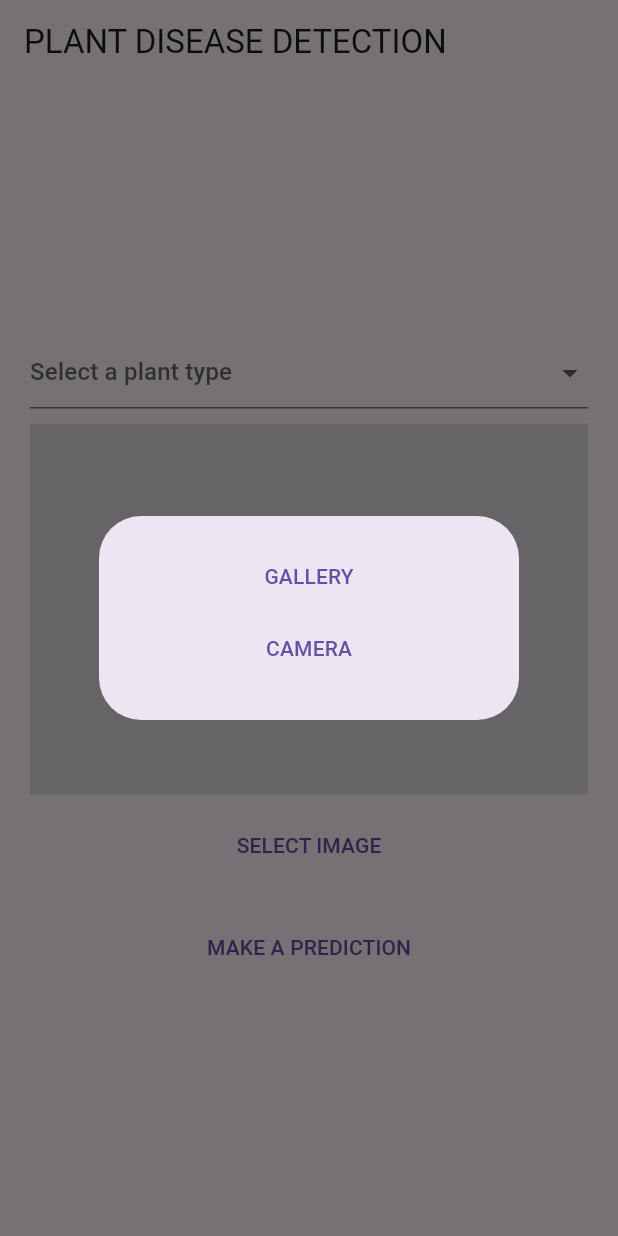
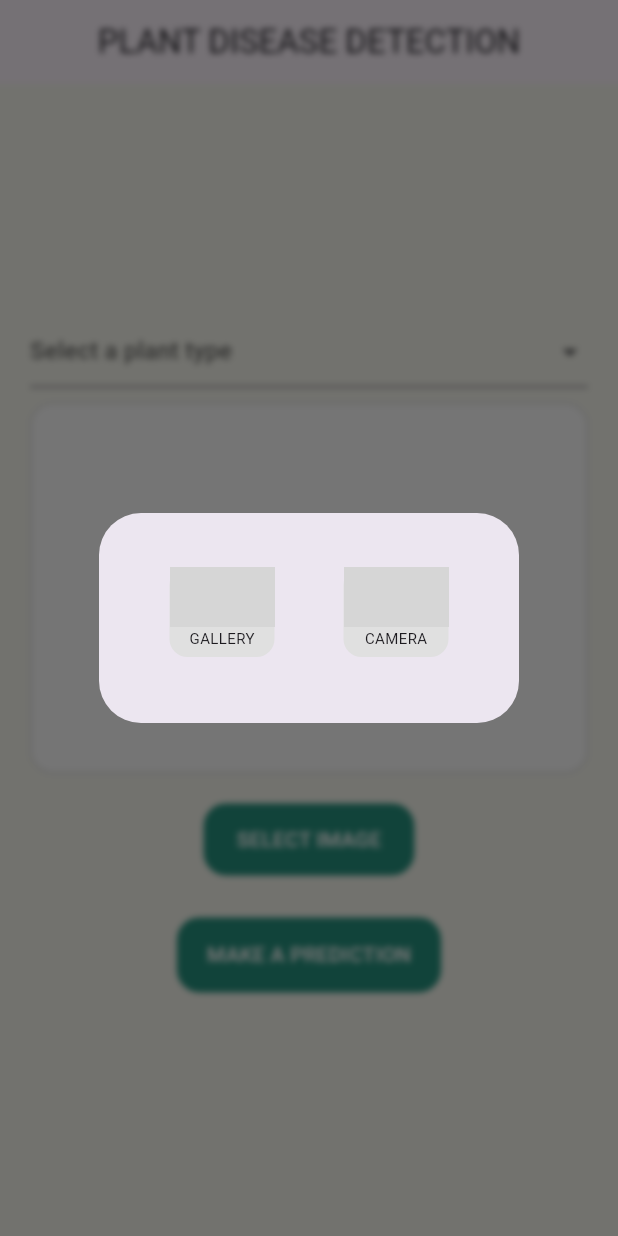
Before and after one commit to padman-1/Plant-Disease-Prediction-Mobile-Application, a Flutter app: the screen it shows after launch, after a tap on "SELECT IMAGE", on a phone screen of 412 x 824 dp. Run offline on Flutter 3.47's test engine with Material 3 defaults, Android fonts, the phone set to English and light mode, and no system bars; our stand-ins replace dio, image_picker; grey boxes are pictures that could not be loaded.

Commit message:
modified home page buttons and some dialogs

```diff
--- a/lib/screens/home.dart
+++ b/lib/screens/home.dart
@@ -1,6 +1,8 @@
 import 'dart:io';
+import 'dart:ui';
 
 import 'package:flutter/material.dart';
+import 'package:flutter/widgets.dart';
 import 'package:image_picker/image_picker.dart';
 import 'package:plant_disease_prediction/enums/plant_type.dart';
 import 'package:plant_disease_prediction/service/api_service.dart';
@@ -69,7 +71,12 @@ class _HomeState extends State<Home> {
       String confidence = '${(res.confidence * 100).toStringAsFixed(2)}%';
       showDialog(
           context: context,
-          builder: (_) => AlertDialog(
+          builder: (_) => BackdropFilter(
+                filter: ImageFilter.blur(
+                  sigmaX: 10,
+                  sigmaY: 10,
+                ),
+                child: AlertDialog(
                   title: const Text('Results'),
                   content: Column(
                     mainAxisSize: MainAxisSize.min,
@@ -86,7 +93,8 @@ class _HomeState extends State<Home> {
                               TextSpan(
                                   text: res.className,
                                   style: const TextStyle(
-                                    fontSize: 15, fontWeight: FontWeight.w400))
+                                      fontSize: 15,
+                                      fontWeight: FontWeight.w400))
                             ]),
                       ),
                       RichText(
@@ -100,10 +108,12 @@ class _HomeState extends State<Home> {
                               TextSpan(
                                   text: confidence,
                                   style: const TextStyle(
-                                    fontSize: 15, fontWeight: FontWeight.w400))
+                                      fontSize: 15,
+                                      fontWeight: FontWeight.w400))
                             ]),
                       )
                     ],
+                  ),
                 ),
               ));
       return;
@@ -118,24 +128,89 @@ class _HomeState extends State<Home> {
   void _onSelectImage() {
     showDialog(
         context: context,
-        builder: (_) => AlertDialog(
+        builder: (_) => BackdropFilter(
+              filter: ImageFilter.blur(
+                sigmaX: 2,
+                sigmaY: 2,
+              ),
+              child: AlertDialog(
                 // title: const Text('SELECT'),
-              content: Column(
-                mainAxisSize: MainAxisSize.min,
+                content: Row(
+                  // mainAxisSize: MainAxisSize.min,
+                  mainAxisAlignment: MainAxisAlignment.spaceAround,
                   children: [
-                  TextButton(
-                      onPressed: () {
+                    // TextButton(
+                    //     onPressed: () {
+                    //       Navigator.pop(context);
+                    //       onPickImage(ImageSource.gallery);
+                    //     },
+                    //     child: const Text('GALLERY')),
+                    GestureDetector(
+                      onTap: () {
                         Navigator.pop(context);
                         onPickImage(ImageSource.gallery);
                       },
-                      child: const Text('GALLERY')),
-                  TextButton(
-                      onPressed: () {
+                      child: Container(
+                        decoration: BoxDecoration(
+                          borderRadius: BorderRadius.circular(12),
+                          color: Colors.grey[300],
+                        ),
+                        margin: EdgeInsets.symmetric(vertical: 20),
+                        height: 60,
+                        child: Column(
+                          children: [
+                            Image.asset(
+                              'assets/images/gallery.png',
+                              width: 70,
+                              height: 40,
+                            ),
+                            const Text(
+                              'GALLERY',
+                              style: TextStyle(
+                                fontSize: 10,
+                              ),
+                            ),
+                          ],
+                        ),
+                      ),
+                    ),
+                    GestureDetector(
+                      onTap: () {
                         Navigator.pop(context);
                         onPickImage(ImageSource.camera);
                       },
-                      child: const Text('CAMERA'))
+                      child: Container(
+                        decoration: BoxDecoration(
+                          borderRadius: BorderRadius.circular(12),
+                          color: Colors.grey[300],
+                        ),
+                        margin: EdgeInsets.symmetric(vertical: 20),
+                        height: 60,
+                        child: Column(
+                          children: [
+                            Image.asset(
+                              'assets/images/camera.png',
+                              width: 70,
+                              height: 40,
+                            ),
+                            const Text(
+                              'CAMERA',
+                              style: TextStyle(
+                                fontSize: 10,
+                              ),
+                            ),
                           ],
+                        ),
+                      ),
+                    ),
+                    // TextButton(
+                    //     onPressed: () {
+                    //       Navigator.pop(context);
+                    //       onPickImage(ImageSource.camera);
+                    //     },
+                    //     child: const Text('CAMERA'))
+                  ],
+                ),
               ),
             ));
   }
@@ -146,8 +221,11 @@ class _HomeState extends State<Home> {
     return Scaffold(
       appBar: AppBar(
         title: const Text('PLANT DISEASE DETECTION'),
+        centerTitle: true,
       ),
-      body: Padding(
+      body: Container(
+        color: Color.fromARGB(255, 248, 248, 240),
+        child: Padding(
           padding: const EdgeInsets.symmetric(horizontal: 20.0),
           child: Column(
             mainAxisAlignment: MainAxisAlignment.center,
@@ -167,31 +245,73 @@ class _HomeState extends State<Home> {
               ),
               Container(
                 height: devSize.height * .3,
-              color: Colors.black12,
+                // color: Colors.black12,
+                decoration: BoxDecoration(
+                    borderRadius: BorderRadius.circular(15),
+                    border: Border.all(
+                      color: Colors.grey.withOpacity(0.4),
+                    ),
+                    color: Colors.white),
                 child: Center(
                   child: _image == null
                       ? const Text('Please select an image')
-                    : Image.file(
+                      : Container(
+                          height: devSize.height * 0.29,
+                          decoration: BoxDecoration(
+                              borderRadius: BorderRadius.circular(20)),
+                          child: Image.file(
                             _image!,
                             height: devSize.height * .3,
                             width: double.infinity,
+                            // fit: BoxFit.cover,
+                          ),
                         ),
                 ),
               ),
               const SizedBox(
-              height: 10,
+                height: 20,
               ),
-            TextButton(
-                onPressed: _onSelectImage, child: const Text('SELECT IMAGE')),
+              Container(
+                padding: const EdgeInsets.symmetric(horizontal: 10),
+                decoration: BoxDecoration(
+                  color: Color.fromARGB(255, 37, 145, 127),
+                  // color: Color(0xFFA2B38B),
+                  borderRadius: BorderRadius.circular(15),
+                ),
+                child: TextButton(
+                    onPressed: _onSelectImage,
+                    child: const Text(
+                      'SELECT IMAGE',
+                      style: TextStyle(
+                        color: Colors.white,
+                      ),
+                    )),
+              ),
               const SizedBox(
                 height: 20,
               ),
               TextButton(
                   onPressed: _onPredict,
                   child: _isLoading
-                    ? const CircularProgressIndicator()
-                    : const Text('MAKE A PREDICTION'))
+                      // ? const CircularProgressIndicator()
+                      ? const Text('Predicting...')
+                      : Container(
+                          padding: const EdgeInsets.symmetric(
+                              horizontal: 20, vertical: 15),
+                          decoration: BoxDecoration(
+                            // color: Color(0xFFA2B38B),
+                            color: Color.fromARGB(255, 37, 145, 127),
+                            borderRadius: BorderRadius.circular(15),
+                          ),
+                          child: const Text(
+                            'MAKE A PREDICTION',
+                            style: TextStyle(
+                              color: Colors.white,
+                            ),
+                          ),
+                        ))
             ],
+          ),
         ),
       ),
     );
```
Lines whose indentation alone changed are shown as unchanged.
